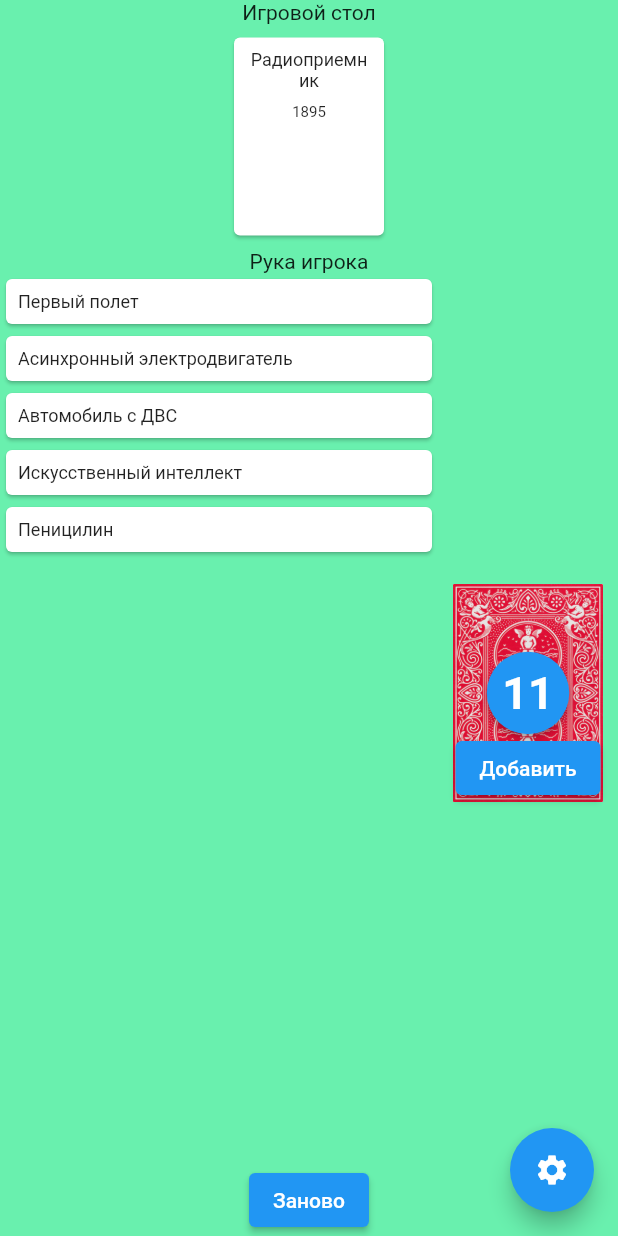
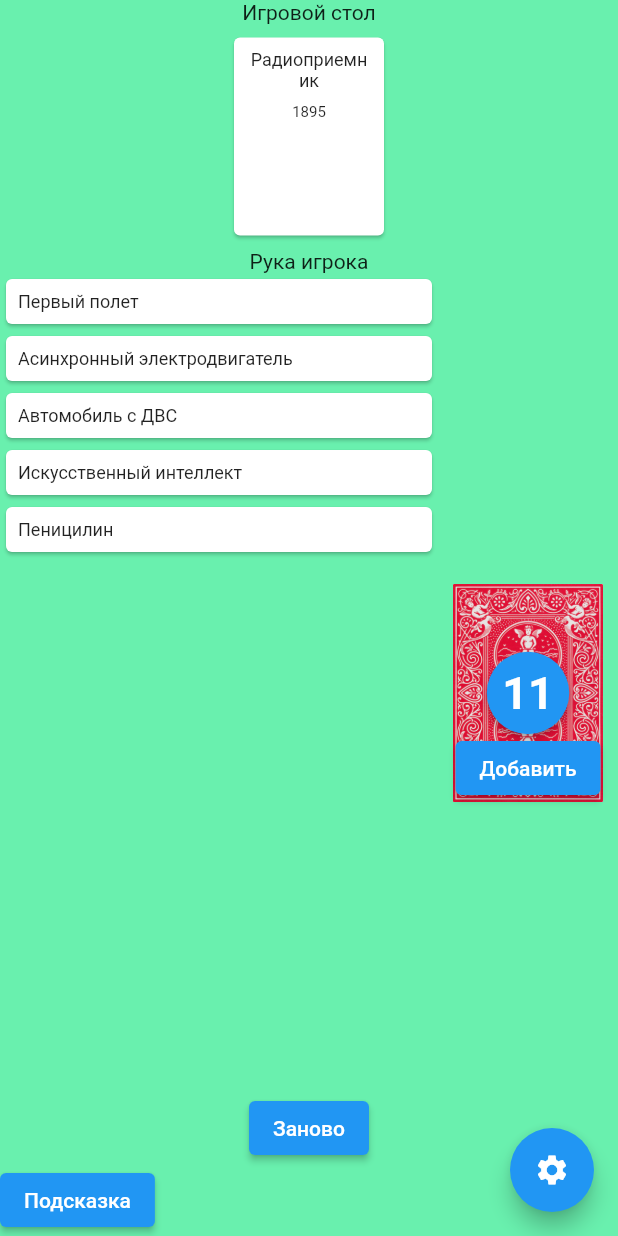
Before and after one commit to Emerald2014/timeline, a Flutter app: the screen it shows after launch, on a phone screen of 412 x 824 dp. Run offline on Flutter 3.47's test engine with Material 2 defaults, Android fonts, the phone set to English and light mode, and no system bars.

Commit message:
Добавил отображение даты на карточке при выборе подсказки

```diff
--- a/lib/ui/game_screen.dart
+++ b/lib/ui/game_screen.dart
@@ -31,6 +31,8 @@ class _GameScreenState extends State<GameScreen> {
   int indexOfLastCard = -1;
   bool isCardClicked = false;
   int indexOfClickedCard = -1;
+  bool isVisibleCardPreview = false;
+  int indexOfClickedCardForHelp = -1;
 
   @override
   void initState() {
@@ -114,6 +116,14 @@ class _GameScreenState extends State<GameScreen> {
                               const GameScreen(gameCardList: [])));
                     },
                     child: Text("Заново")),
+                Align(
+                    alignment: Alignment.bottomLeft,
+                    child: ElevatedButton(
+                      onPressed: () {
+                        isVisibleCardPreview = true;
+                      },
+                      child: Text("Подсказка"),
+                    )),
               ],
             ),
             deckOfCards(context, deckOfCard.length, callback),
@@ -198,14 +208,36 @@ class _GameScreenState extends State<GameScreen> {
       ),
       child: Padding(
         padding: const EdgeInsets.fromLTRB(0, 0, 120, 0),
+        child: GestureDetector(
+          onTap: () {
+            if (isVisibleCardPreview) {
+              setState(() {
+                isVisibleCardPreview = false;
+                indexOfClickedCardForHelp = index;
+              });
+            } else {
+              print("Tap on card $index");
+            }
+          },
           child: Card(
             child: SizedBox(
               width: 100,
               child: Padding(
                 padding: const EdgeInsets.all(8.0),
-              child: Text(
+                child: Row(
+                  mainAxisAlignment: MainAxisAlignment.spaceBetween,
+                  children: [
+                    Text(
                       handCard.name,
                       style: TextStyle(fontSize: 12),
+                    ),
+                    Visibility(
+                        child: Text(
+                          handCard.year.toString(),
+                        ),
+                        visible: checkVisibility(index))
+                  ],
+                ),
               ),
             ),
           ),
@@ -230,6 +262,10 @@ class _GameScreenState extends State<GameScreen> {
         });
       },
     );
+  }
+
+  bool checkVisibility(int index) {
+    return (indexOfClickedCardForHelp == index);
   }
 
   void removeAndAddCard() {
```
Also changed, not shown: 1 other file. Lines whose indentation alone changed are shown as unchanged.
